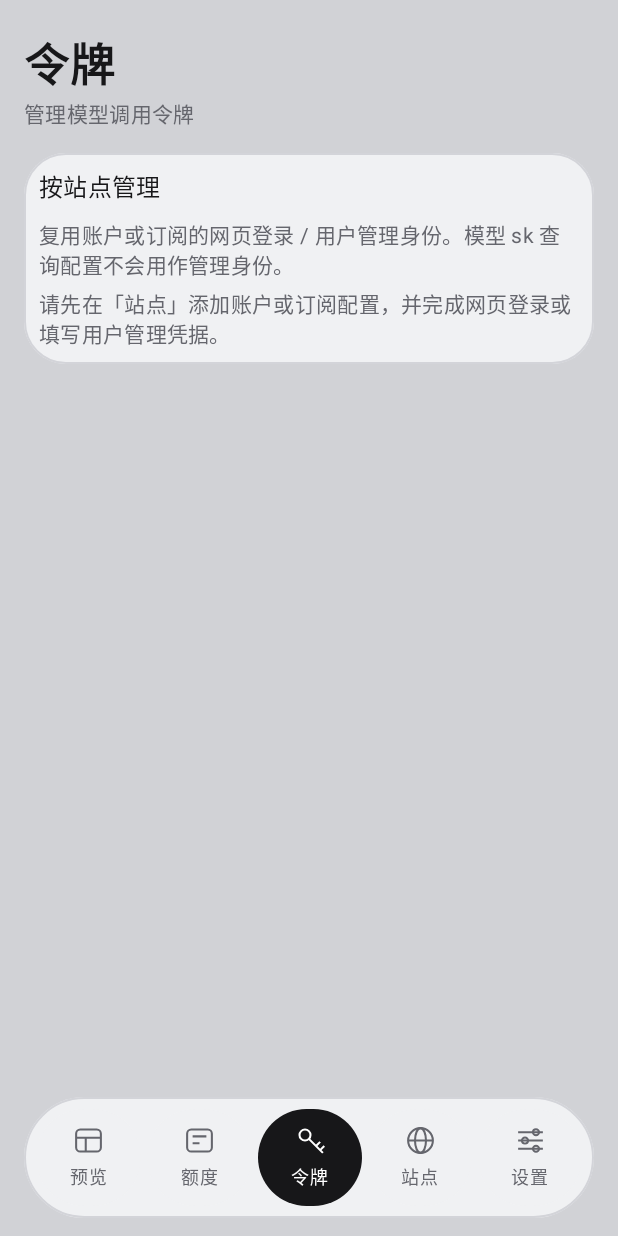
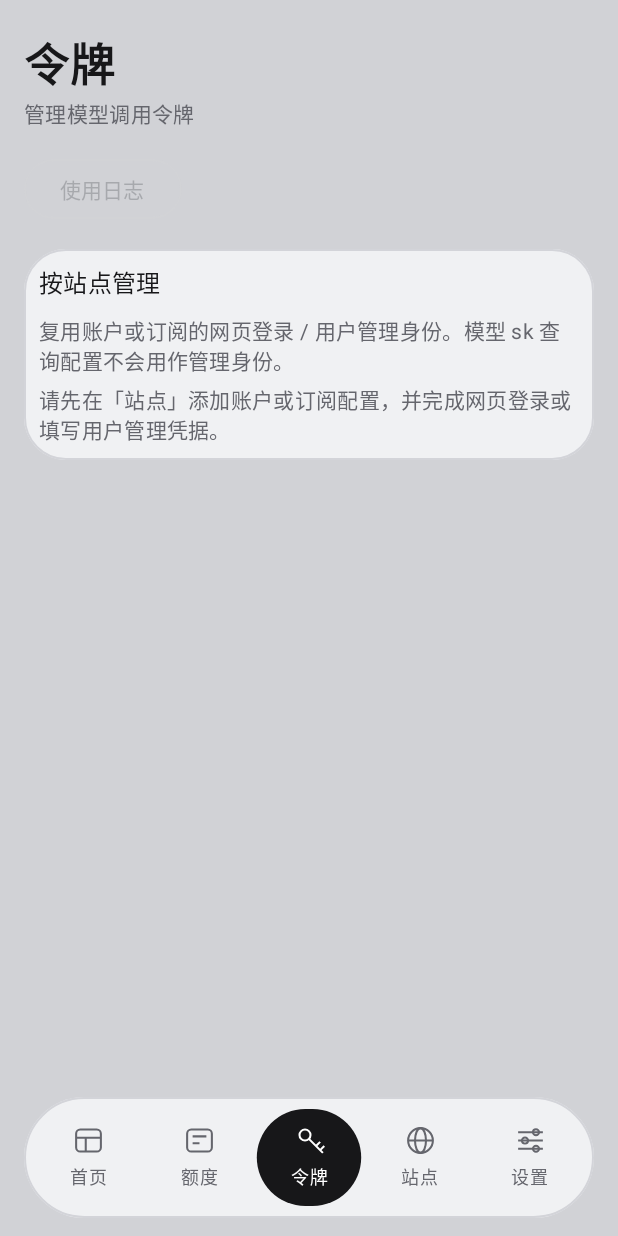
Before and after one commit to WANG-JIAN-MING/zhongzhuanzhan-WJM, an Android app built with Jetpack Compose: the screen it shows after launch (MainActivity), after a tap on "令牌", on a phone screen of 412 x 824 dp. Run offline under Robolectric (Android 15) with nearby library versions, the phone set to English and light mode, and no system bars; 3 other taps on this screen came first.

Commit message:
新增令牌使用日志并优化底部导航切换
修复使用日志加载卡住的问题，底栏首项改为首页，加入选中胶囊滑动和页面淡入动画。

```diff
--- a/app/build.gradle.kts
+++ b/app/build.gradle.kts
@@ -2,7 +2,7 @@ plugins { id("com.android.application"); id("org.jetbrains.kotlin.android"); id(
 android {
  namespace = "app.quotadeck"
  compileSdk = 35
- defaultConfig { applicationId = "app.quotadeck"; minSdk = 26; targetSdk = 35; versionCode = 46; versionName = "1.0.45" }
+ defaultConfig { applicationId = "app.quotadeck"; minSdk = 26; targetSdk = 35; versionCode = 48; versionName = "1.0.47" }
  buildFeatures { compose = true; buildConfig = true }
  compileOptions { sourceCompatibility = JavaVersion.VERSION_17; targetCompatibility = JavaVersion.VERSION_17 }
  kotlinOptions { jvmTarget = "17" }
--- a/app/src/main/java/app/quotadeck/MainActivity.kt
+++ b/app/src/main/java/app/quotadeck/MainActivity.kt
@@ -22,8 +22,11 @@ import androidx.compose.runtime.*
 import androidx.compose.runtime.saveable.rememberSaveable
 import androidx.compose.ui.Modifier
 import androidx.compose.ui.Alignment
+import androidx.compose.ui.draw.drawBehind
+import androidx.compose.ui.geometry.CornerRadius
 import androidx.compose.ui.geometry.Offset
 import androidx.compose.ui.geometry.Size
+import androidx.compose.ui.unit.LayoutDirection
 import androidx.compose.ui.graphics.Color
 import androidx.compose.ui.graphics.Path
 import androidx.compose.ui.graphics.drawscope.Stroke
@@ -51,7 +54,7 @@ class MainActivity: ComponentActivity() {
 @Composable fun LineIcon(kind: String, modifier: Modifier=Modifier, tint: Color=MaterialTheme.colorScheme.onSurface) {
  Canvas(modifier.size(22.dp)) { val u=size.width/24; val stroke=Stroke(1.5f*u); fun line(x:Float,y:Float,a:Float,b:Float)=drawLine(tint,Offset(x*u,y*u),Offset(a*u,b*u),1.5f*u)
  when(kind) {
- "预览" -> { drawRoundRect(tint,Offset(3*u,4*u),Size(18*u,16*u),androidx.compose.ui.geometry.CornerRadius(3*u),style=stroke); line(3f,10f,21f,10f); line(10f,10f,10f,20f) }
+ "首页" -> { drawRoundRect(tint,Offset(3*u,4*u),Size(18*u,16*u),androidx.compose.ui.geometry.CornerRadius(3*u),style=stroke); line(3f,10f,21f,10f); line(10f,10f,10f,20f) }
  "额度" -> { drawRoundRect(tint,Offset(3*u,4*u),Size(18*u,16*u),androidx.compose.ui.geometry.CornerRadius(3*u),style=stroke); line(7f,9f,17f,9f); line(7f,14f,12f,14f) }
  "令牌" -> { drawCircle(tint,4*u,Offset(8*u,8*u),style=stroke); line(11f,11f,21f,21f); line(16f,16f,19f,13f); line(19f,19f,22f,16f) }
  "站点" -> { drawCircle(tint,9*u,Offset(12*u,12*u),style=stroke); drawOval(tint,Offset(8*u,3*u),Size(8*u,18*u),style=stroke); line(3f,12f,21f,12f) }
@@ -74,25 +77,69 @@ private val MaterialThemeColorFallback=Color.Transparent
 @Composable fun Secondary(text: String) { Text(text,color=MaterialTheme.colorScheme.onSurfaceVariant,style=MaterialTheme.typography.bodyMedium) }
 @Composable fun QuotaApp(model: QuotaModel,state: AppState) {
  var tab by rememberSaveable { mutableIntStateOf(0) }; var editing by remember { mutableStateOf<Site?>(null) }; var adding by rememberSaveable { mutableStateOf(false) }
+ var showingUsageLogs by rememberSaveable { mutableStateOf(false) }
  val scrolls=listOf(rememberScrollState(),rememberScrollState(),rememberScrollState(),rememberScrollState(),rememberScrollState())
  val pageMotion=remember { Animatable(1f) }
  LaunchedEffect(tab) { pageMotion.snapTo(0f); pageMotion.animateTo(1f,tween(200,easing=FastOutSlowInEasing)) }
+ if (showingUsageLogs && state.storageStatus == StorageStatus.READY) {
+  UsageLogScreen(state.sites, onBack = { showingUsageLogs = false })
+  return
+ }
  BackHandler(enabled=tab!=0 && !adding && editing==null) { tab=0 }
  Scaffold(containerColor=MaterialTheme.colorScheme.background,bottomBar={
  Box(Modifier.fillMaxWidth().navigationBarsPadding().padding(horizontal=16.dp,vertical=12.dp),contentAlignment=Alignment.Center) {
  Surface(shape=RoundedCornerShape(50),color=MaterialTheme.colorScheme.surface,border=BorderStroke(0.7.dp,MaterialTheme.colorScheme.outlineVariant),modifier=Modifier.widthIn(max=480.dp).fillMaxWidth()) {
- Row(Modifier.padding(8.dp),horizontalArrangement=Arrangement.spacedBy(4.dp)) { listOf("预览","额度","令牌","站点","设置").forEachIndexed { i,title ->
- val selected=tab==i
- val navBackground by animateColorAsState(if(selected) MaterialTheme.colorScheme.primary else MaterialTheme.colorScheme.surface,tween(180),label="nav background")
- val navForeground by animateColorAsState(if(selected) MaterialTheme.colorScheme.onPrimary else MaterialTheme.colorScheme.onSurfaceVariant,tween(180),label="nav foreground")
- Surface(onClick={ tab=i },shape=RoundedCornerShape(50),color=navBackground,contentColor=navForeground,modifier=Modifier.weight(1f)) {
- Column(Modifier.heightIn(min=56.dp).padding(horizontal=4.dp,vertical=10.dp),horizontalAlignment=Alignment.CenterHorizontally,verticalArrangement=Arrangement.spacedBy(4.dp)) { LineIcon(title,tint=LocalContentColor.current); Text(title,style=MaterialTheme.typography.labelMedium) }
+ val titles = listOf("首页", "额度", "令牌", "站点", "设置")
+ val itemSpacing = 4.dp
+ val capsuleColor = MaterialTheme.colorScheme.primary
+ val capsulePosition by animateFloatAsState(
+  targetValue = tab.toFloat(),
+  animationSpec = tween(200, easing = FastOutSlowInEasing),
+  label = "navigation capsule"
+ )
+ Row(
+  Modifier.padding(8.dp).drawBehind {
+   val gap = itemSpacing.roundToPx()
+   val itemWidth = ((size.width - gap * (titles.size - 1)) / titles.size).coerceAtLeast(0f)
+   val position = if (layoutDirection == LayoutDirection.Rtl) titles.lastIndex - capsulePosition else capsulePosition
+   drawRoundRect(
+    color = capsuleColor,
+    topLeft = Offset(position * (itemWidth + gap), 0f),
+    size = Size(itemWidth, size.height),
+    cornerRadius = CornerRadius(minOf(itemWidth, size.height) / 2f)
+   )
+  },
+  horizontalArrangement = Arrangement.spacedBy(itemSpacing)
+ ) {
+  titles.forEachIndexed { i, title ->
+   val navForeground = if (kotlin.math.abs(capsulePosition - i) < 0.5f) {
+    MaterialTheme.colorScheme.onPrimary
+   } else {
+    MaterialTheme.colorScheme.onSurfaceVariant
+   }
+   Surface(
+    selected = tab == i,
+    onClick = { tab = i },
+    shape = RoundedCornerShape(50),
+    color = Color.Transparent,
+    contentColor = navForeground,
+    modifier = Modifier.weight(1f)
+   ) {
+    Column(
+     Modifier.heightIn(min = 56.dp).padding(horizontal = 4.dp, vertical = 10.dp),
+     horizontalAlignment = Alignment.CenterHorizontally,
+     verticalArrangement = Arrangement.spacedBy(4.dp)
+    ) {
+     LineIcon(title, tint = LocalContentColor.current)
+     Text(title, style = MaterialTheme.typography.labelMedium)
+    }
+   }
+  }
  }
- } }
  }
  }
  }) { insets ->
- Column(Modifier.padding(insets).consumeWindowInsets(insets).fillMaxSize().graphicsLayer { alpha=pageMotion.value; translationY=(1f-pageMotion.value)*6.dp.toPx() }.then(if(tab==3) Modifier else Modifier.verticalScroll(scrolls[tab])).padding(horizontal=16.dp).padding(top=20.dp,bottom=16.dp),verticalArrangement=Arrangement.spacedBy(16.dp)) {
+ Column(Modifier.padding(insets).consumeWindowInsets(insets).fillMaxSize().graphicsLayer { alpha=pageMotion.value }.then(if(tab==3) Modifier else Modifier.verticalScroll(scrolls[tab])).padding(horizontal=16.dp).padding(top=20.dp,bottom=16.dp),verticalArrangement=Arrangement.spacedBy(16.dp)) {
  Row(Modifier.fillMaxWidth(),verticalAlignment=Alignment.CenterVertically,horizontalArrangement=Arrangement.SpaceBetween) { Column(Modifier.weight(1f)) { Text(listOf("预览","额度","令牌","站点","设置")[tab],fontSize=30.sp,fontWeight=FontWeight.Bold); Spacer(Modifier.height(1.dp)); Secondary(if(state.storageStatus==StorageStatus.LOADING) "正在读取本地配置" else if(state.storageStatus==StorageStatus.FAILED) "本地配置尚未读取" else listOf("New API · ${state.sites.size} 个站点","New API · ${state.sites.size} 个站点","管理模型调用令牌","管理地址与访问凭据","外观与备份")[tab]) }; if(state.storageStatus==StorageStatus.READY && (tab<=1 || tab==3)) IconButton(onClick={ if(tab<=1 && state.sites.isNotEmpty()) model.refreshAll() else adding=true }) { if(tab<=1 && state.sites.isNotEmpty()) RefreshGlyph(state.sites.any { state.queries[it.id]?.loading==true }) else LineIcon("添加") } }
  if(state.storageStatus==StorageStatus.LOADING) Panel {
   Row(verticalAlignment=Alignment.CenterVertically,horizontalArrangement=Arrangement.spacedBy(12.dp)) { CircularProgressIndicator(Modifier.size(24.dp)); Text("正在读取本地配置") }
@@ -109,7 +156,10 @@ private val MaterialThemeColorFallback=Color.Transparent
   Button(onClick={adding=true},modifier=Modifier.heightIn(min=48.dp)) { Text("添加站点") }
  }
  1 -> Home(state,onAdd={adding=true},onRefresh={model.refresh(it)},onAdvance=model::advance,onDelete=model::delete,onPetRefresh=model::refreshPet,onPetAction=model::petAction)
- 2 -> Tokens(state,onRefreshQuota=model::refreshAll)
+ 2 -> {
+  OutlinedButton(onClick = { showingUsageLogs = true }, enabled = state.sites.isNotEmpty()) { Text("使用日志") }
+  Tokens(state,onRefreshQuota=model::refreshAll)
+ }
  3 -> Box(Modifier.weight(1f)) { Sites(state,onAdd={adding=true},onEdit={editing=it},onReorder=model::reorder) }
  4 -> { Settings(state,onTheme=model::theme); BackupPanel(model) }
  }
```
Also changed, not shown: app/src/main/java/app/quotadeck/UsageLogApi.kt (added, +144 -0 lines), app/src/main/java/app/quotadeck/UsageLogUi.kt (added, +130 -0 lines), 2 other files.
